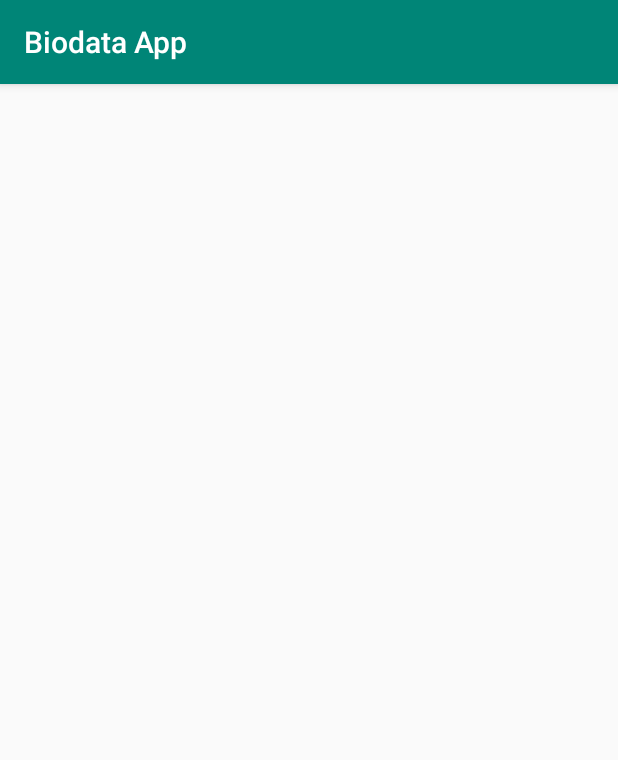
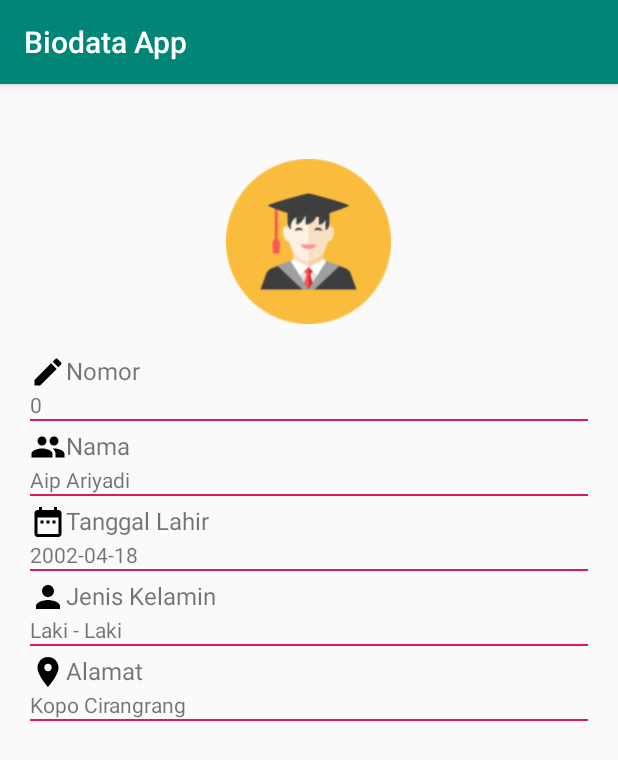
Before and after one commit to ariyadiaip/BiodataApplication, an Android app: the DetailActivity screen opened directly, with no data from a screen before it, on a phone screen of 412 x 824 dp. Shown: the top 760 px of the screen. Run offline under Robolectric (Android 15) with nearby library versions, the phone set to English and light mode, and no system bars.

Commit message:
Finishing Part 1

```diff
--- a/app/src/main/res/layout/activity_detail.xml
+++ b/app/src/main/res/layout/activity_detail.xml
@@ -1,9 +1,125 @@
 <?xml version="1.0" encoding="utf-8"?>
-<android.support.constraint.ConstraintLayout xmlns:android="http://schemas.android.com/apk/res/android"
+<RelativeLayout xmlns:android="http://schemas.android.com/apk/res/android"
     xmlns:app="http://schemas.android.com/apk/res-auto"
     xmlns:tools="http://schemas.android.com/tools"
     android:layout_width="match_parent"
     android:layout_height="match_parent"
     tools:context=".DetailActivity">
 
-</android.support.constraint.ConstraintLayout>
+    <ImageView
+        android:id="@+id/imgLogo"
+        android:layout_width="110dp"
+        android:layout_height="110dp"
+        android:layout_centerHorizontal="true"
+        android:layout_marginTop="50dp"
+        app:srcCompat="@drawable/student1" />
+
+   <GridLayout
+       android:layout_width="match_parent"
+       android:layout_height="wrap_content"
+       android:columnCount="1"
+       android:rowCount="15"
+       android:layout_below="@id/imgLogo"
+       android:padding="20dp">
+       <TextView
+           android:id="@+id/tvNo"
+           android:layout_width="wrap_content"
+           android:layout_height="wrap_content"
+           android:drawableLeft="@drawable/ic_create_black_24dp"
+           android:text="Nomor"
+           android:textSize="16sp"/>
+
+       <TextView
+           android:id="@+id/edtNo"
+           android:layout_width="match_parent"
+           android:layout_height="wrap_content"
+           android:text="0"/>
+
+       <View
+           android:layout_width="match_parent"
+           android:layout_height="1dp"
+           android:background="@color/colorAccent"
+           android:layout_marginBottom="5dp"/>
+
+       <TextView
+           android:id="@+id/tvNama"
+           android:layout_width="wrap_content"
+           android:layout_height="wrap_content"
+           android:drawableLeft="@drawable/ic_group_black_24dp"
+           android:text="Nama"
+           android:textSize="16sp"/>
+
+       <TextView
+           android:id="@+id/edtNama"
+           android:layout_width="match_parent"
+           android:layout_height="wrap_content"
+           android:text="Aip Ariyadi"/>
+
+       <View
+           android:layout_width="match_parent"
+           android:layout_height="1dp"
+           android:background="@color/colorAccent"
+           android:layout_marginBottom="5dp"/>
+
+       <TextView
+           android:id="@+id/tvTglLahir"
+           android:layout_width="wrap_content"
+           android:layout_height="wrap_content"
+           android:drawableLeft="@drawable/ic_date_range_black_24dp"
+           android:text="Tanggal Lahir"
+           android:textSize="16sp"/>
+
+       <TextView
+           android:id="@+id/edtTglLahir"
+           android:layout_width="match_parent"
+           android:layout_height="wrap_content"
+           android:text="2002-04-18"/>
+
+       <View
+           android:layout_width="match_parent"
+           android:layout_height="1dp"
+           android:background="@color/colorAccent"
+           android:layout_marginBottom="5dp"/>
+
+       <TextView
+           android:id="@+id/tvJenkel"
+           android:layout_width="wrap_content"
+           android:layout_height="wrap_content"
+           android:drawableLeft="@drawable/ic_person_black_24dp"
+           android:text="Jenis Kelamin"
+           android:textSize="16sp"/>
+
+       <TextView
+           android:id="@+id/edtJenkel"
+           android:layout_width="match_parent"
+           android:layout_height="wrap_content"
+           android:text="Laki - Laki"/>
+
+       <View
+           android:layout_width="match_parent"
+           android:layout_height="1dp"
+           android:background="@color/colorAccent"
+           android:layout_marginBottom="5dp"/>
+
+       <TextView
+           android:id="@+id/tvAlamat"
+           android:layout_width="wrap_content"
+           android:layout_height="wrap_content"
+           android:drawableLeft="@drawable/ic_place_black_24dp"
+           android:text="Alamat"
+           android:textSize="16sp"/>
+
+       <TextView
+           android:id="@+id/edtAlamat"
+           android:layout_width="match_parent"
+           android:layout_height="wrap_content"
+           android:text="Kopo Cirangrang"/>
+
+       <View
+           android:layout_width="match_parent"
+           android:layout_height="1dp"
+           android:background="@color/colorAccent"
+           android:layout_marginBottom="5dp"/>
+   </GridLayout>
+
+</RelativeLayout>
--- a/app/src/main/res/layout/activity_input.xml
+++ b/app/src/main/res/layout/activity_input.xml
@@ -8,15 +8,13 @@
 
     <GridLayout
         android:layout_width="match_parent"
-    android:layout_height="match_parent"
+        android:layout_height="wrap_content"
         android:layout_marginLeft="20dp"
         android:layout_marginRight="10dp"
         android:rowCount="11"
         android:columnCount="1"
         android:layout_marginTop="20dp"
         android:orientation="vertical">
-
-
             <TextView
                 android:layout_width="wrap_content"
                 android:layout_height="wrap_content"
@@ -60,8 +58,8 @@
                 android:layout_height="wrap_content"
                 android:drawableLeft="@drawable/ic_place_black_24dp"
                 android:inputType="textCapSentences|textMultiLine"/>
+    </GridLayout>
 
-</GridLayout>
         <LinearLayout
             android:id="@+id/btnSimpanData"
             android:layout_width="wrap_content"
--- a/app/src/main/res/layout/activity_update.xml
+++ b/app/src/main/res/layout/activity_update.xml
@@ -8,7 +8,7 @@
 
     <GridLayout
         android:layout_width="match_parent"
-        android:layout_height="match_parent"
+        android:layout_height="wrap_content"
         android:layout_marginLeft="20dp"
         android:layout_marginRight="10dp"
         android:rowCount="11"
```
Lines whose indentation alone changed are shown as unchanged.
